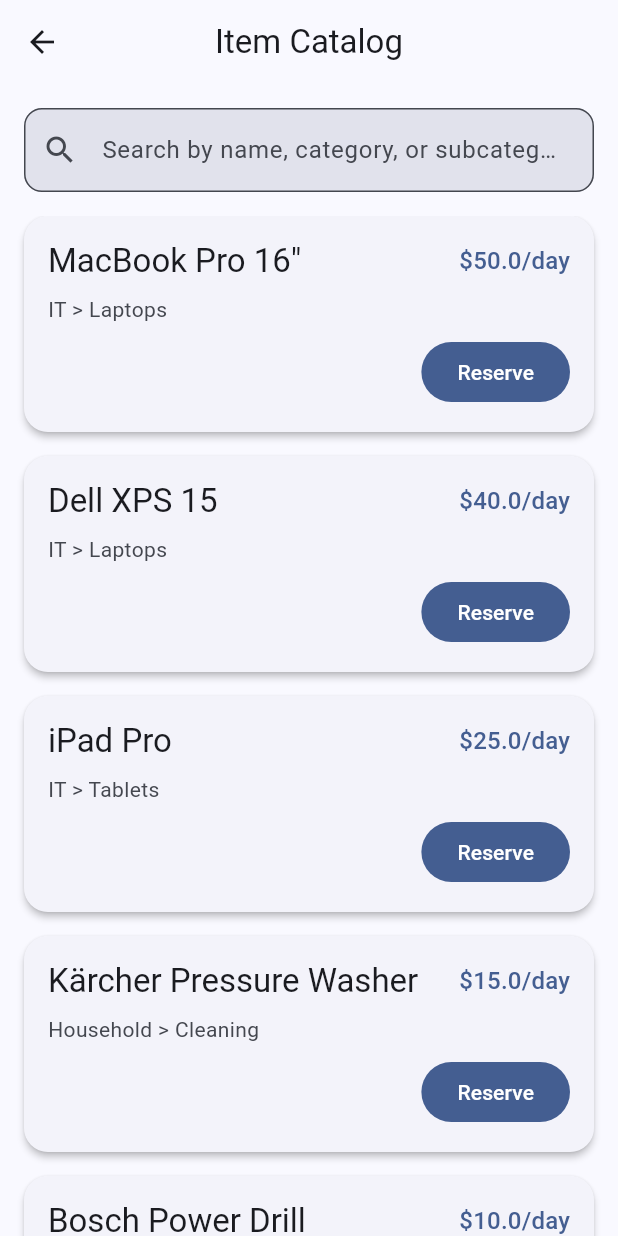
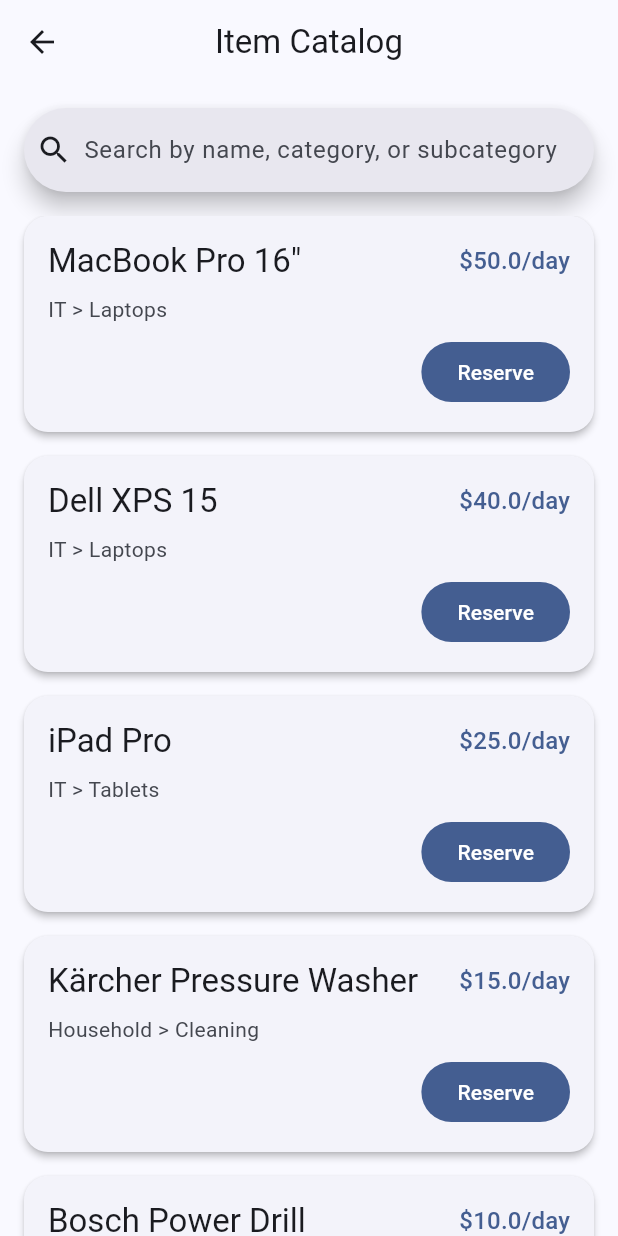
Before and after one commit to MPHalozan1/vaja001_rps, a Flutter app: the ItemCatalogScreen screen opened directly with empty values, on a phone screen of 412 x 824 dp. Run offline on Flutter 3.47's test engine with Material 3 defaults, Android fonts, the phone set to English and light mode, and no system bars; accounts and stored records are empty.

Commit message:
refactor: comprehensive code review and enhancements for Flutter rental app
- Fixed deprecation warnings (withOpacity -> withValues, surfaceVariant -> surfaceContainerHighest).
- Refactored `DataService` for strict Role-Based Access Control (RBAC).
- Replaced `TextField` with `SearchBar` in `item_catalog_screen.dart`.
- Added missing `_BillsTab` interface and logic to handle bill approvals.
- Added comprehensive SnackBar notifications for form submissions and errors.

Co-authored-by: MPHalozan1 <243805356+MPHalozan1@users.noreply.github.com>

```diff
--- a/lib/screens/borrow_form_screen.dart
+++ b/lib/screens/borrow_form_screen.dart
@@ -106,7 +106,7 @@ class _BorrowFormScreenState extends State<BorrowFormScreen> {
               const SizedBox(height: 32),
               FilledButton(
                 onPressed: () {
-                  final result = dataService.addBorrowRequest(widget.currentUser.id, widget.item.id, _startDate!, _endDate!);
+                  final result = dataService.addBorrowRequest(widget.currentUser, widget.item.id, _startDate!, _endDate!);
                   if (result == 'Success') {
                     ScaffoldMessenger.of(context).showSnackBar(const SnackBar(content: Text('Item successfully reserved')));
                     Navigator.pop(context);
--- a/lib/screens/item_catalog_screen.dart
+++ b/lib/screens/item_catalog_screen.dart
@@ -35,16 +35,9 @@ class _ItemCatalogScreenState extends State<ItemCatalogScreen> {
         children: [
           Padding(
             padding: const EdgeInsets.all(16.0),
-            child: TextField(
-              decoration: InputDecoration(
-                hintText: 'Search by name, category, or subcategory',
-                prefixIcon: const Icon(Icons.search),
-                border: OutlineInputBorder(
-                  borderRadius: BorderRadius.circular(12.0),
-                ),
-                filled: true,
-                fillColor: Theme.of(context).colorScheme.surfaceVariant,
-              ),
+            child: SearchBar(
+              hintText: 'Search by name, category, or subcategory',
+              leading: const Icon(Icons.search),
               onChanged: (value) {
                 setState(() {
                   _searchQuery = value;
@@ -58,13 +51,13 @@ class _ItemCatalogScreenState extends State<ItemCatalogScreen> {
                     child: Column(
                       mainAxisAlignment: MainAxisAlignment.center,
                       children: [
-                        Icon(Icons.search_off, size: 64, color: Theme.of(context).colorScheme.onSurfaceVariant.withOpacity(0.5)),
+                        Icon(Icons.search_off, size: 64, color: Theme.of(context).colorScheme.onSurfaceVariant.withValues(alpha: 0.5)),
                         const SizedBox(height: 16),
                         Text(
                           'No items found matching "$_searchQuery"',
                           style: TextStyle(
                             fontSize: 18,
-                            color: Theme.of(context).colorScheme.onSurfaceVariant.withOpacity(0.7),
+                            color: Theme.of(context).colorScheme.onSurfaceVariant.withValues(alpha: 0.7),
                           ),
                           textAlign: TextAlign.center,
                         ),
```
Also changed, not shown: lib/screens/management_dashboard_screen.dart (+65 -4 lines), lib/services/data_service.dart (+31 -6 lines).
